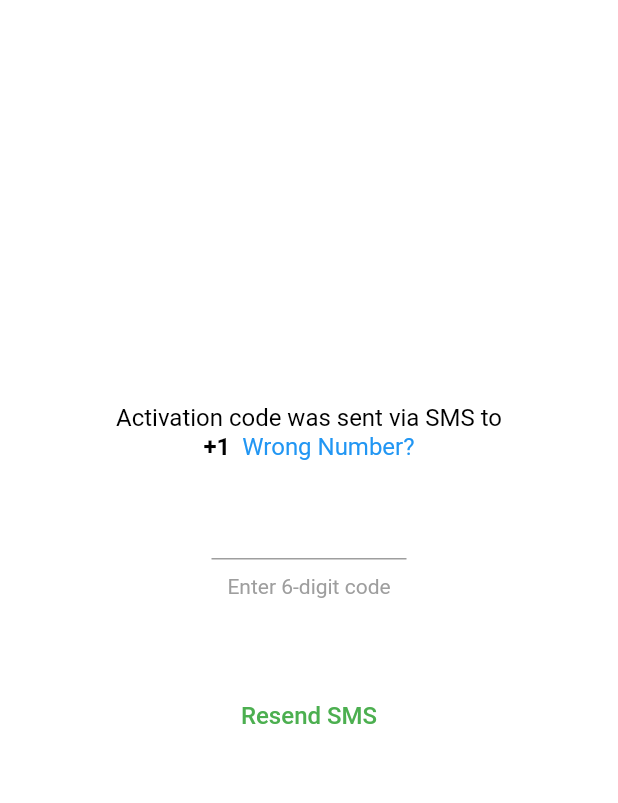
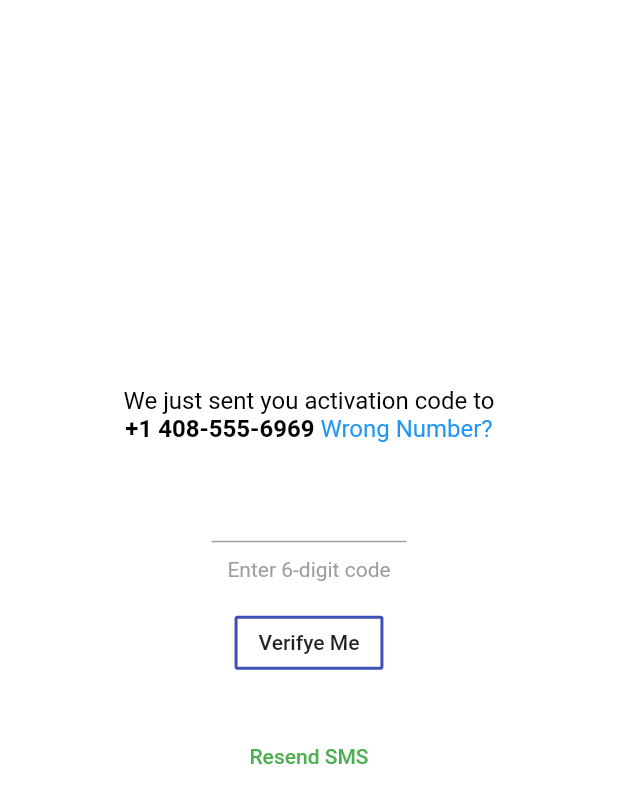
Before and after one commit to IliyaGogolev/events, a Flutter app: the screen it shows after launch, after a tap on "Send", on a phone screen of 412 x 824 dp. Shown: the top 803 px of the screen. Run offline on Flutter 3.47's test engine with Material 2 defaults, Android fonts, the phone set to English and light mode, and no system bars; our stand-ins replace contacts_service, firebase_auth, flutter_masked_text; accounts and stored records are empty.

Commit message:
Added verify sms code button Updated ios project

```diff
--- a/flutter/event2go/lib/application.dart
+++ b/flutter/event2go/lib/application.dart
@@ -2,12 +2,11 @@ import 'package:flutter/material.dart';
 import 'package:flutter/widgets.dart';
 
 import 'home_widget.dart';
-import 'login/ui/login.dart';
 import 'login/ui/signup.dart';
 
 class Application extends StatelessWidget {
   final routes = <String, WidgetBuilder>{
-    LoginWidget.tag: (context) => LoginWidget(),
+    SignupWidget.tag: (context) => SignupWidget(),
     HomeWidget.tag: (context) => HomeWidget(),
   };
 
--- a/flutter/event2go/lib/login/ui/enter_code.dart
+++ b/flutter/event2go/lib/login/ui/enter_code.dart
@@ -54,7 +54,7 @@ class EnterSmsCodeState extends State<EnterSmsCodeWidget> {
 
         ),
         children: <TextSpan>[
-          new TextSpan(text: 'Activation code was sent via SMS to \n'),
+          new TextSpan(text: 'We just sent you activation code to \n'),
           new TextSpan(text: '${widget.phoneNumber}', style: new TextStyle(fontWeight: FontWeight.bold)),
           new TextSpan(text: ' Wrong Number? ', style: new TextStyle(color: Colors.blue),
               recognizer: new TapGestureRecognizer()
@@ -73,15 +73,29 @@ class EnterSmsCodeState extends State<EnterSmsCodeWidget> {
       ],
     );
 
-    int maxLength = 6;
+    int codeMaxLength = 6;
+    String codeText;
 
-    final codeText = TextField(
+    final codeTextField = TextField(
         textAlign: TextAlign.center,
         keyboardType: TextInputType.number,
         controller: _controllerCode,
         onChanged: (String newVal) {
-          if(newVal.length == maxLength){
-              onCodeEntered();
+          if(newVal.length > codeMaxLength){
+            _controllerCode.value = new TextEditingValue(
+                text: codeText,
+                selection: new TextSelection(
+                    baseOffset: codeMaxLength,
+                    extentOffset: codeMaxLength,
+                    affinity: TextAffinity.downstream,
+                    isDirectional: false
+                ),
+                composing: new TextRange(
+                    start: 0, end: codeMaxLength
+                )
+            );
+          } else {
+            codeText = newVal;
           }
 
         },
@@ -121,29 +135,45 @@ class EnterSmsCodeState extends State<EnterSmsCodeWidget> {
     );
 
 
-    final codeTextField = Container(
+    final codeTextContainer = Container(
       width: 130.0,
-      child: codeText,
+      child: codeTextField,
     );
 
-    final loginButton = Padding(
-        padding: EdgeInsets.symmetric(vertical: 16.0),
-//        child: Material(
-//          elevation: 5.0,
-          child: FlatButton(
-//            minWidth: 200.0,
-//            height: 42.0,
-            onPressed: () {
+
+    var verifyButton = new Row(
+      crossAxisAlignment: CrossAxisAlignment.start,
+      mainAxisAlignment: MainAxisAlignment.center,
+      children: <Widget>[
+        new OutlineButton(
+//          borderSide: BorderSide(width: 2.0),
+            child: Text('Verifye Me'),
+            color: Colors.blue,
+            borderSide: new BorderSide(color: Colors.indigo, width: 2.0),
+            onPressed: (() {
+              onVerifyCodeButtonClicked();
+            }))
+      ],
+    );
+
+
+    var resendCodeButton = new Row(
+      crossAxisAlignment: CrossAxisAlignment.start,
+      mainAxisAlignment: MainAxisAlignment.center,
+      children: <Widget>[
+        new MaterialButton(
+//          borderSide: BorderSide(width: 2.0),
+            child: Text('Resend SMS'),
+//            color: Colors.blue,
+            textColor: Colors.green,
+//            borderSide: new BorderSide(color: Colors.green, width: 2.0),
+            onPressed: (() {
+              print("Resend sms / code");
               onResendSmsButtonClicked();
+            })),
 
-              print("Resend");
-            },
-            child: Text(
-              'Resend SMS',
-              style: TextStyle(color: Colors.green, fontSize: 16.0),
-            ),
-//          ),
-        ));
+      ],
+    );
 
 // todo    https://stackoverflow.com/questions/47065098/how-work-with-progress-indicator-in-flutter
 
@@ -160,13 +190,15 @@ class EnterSmsCodeState extends State<EnterSmsCodeWidget> {
                        crossAxisAlignment: CrossAxisAlignment.center,
                        mainAxisAlignment: MainAxisAlignment.center,
                       children: <Widget>[
-                        codeTextField,
+                        codeTextContainer,
                         SizedBox(height: 10.0),
                         codeTextHint
                       ]
                    ),
-                  SizedBox(height: 38.0),
-                  loginButton,
+                  SizedBox(height: 17.0),
+                   verifyButton,
+                   SizedBox(height: 28.0),
+                  resendCodeButton,
                   SizedBox(height: 38.0),
 
                 ],
@@ -206,4 +238,10 @@ class EnterSmsCodeState extends State<EnterSmsCodeWidget> {
   void onCodeEntered() {
     domain.sendCode(widget.verificationId, _controllerCode.text);
   }
+
+  void onVerifyCodeButtonClicked() {
+    domain.sendCode(widget.verificationId, _controllerCode.text);
+  }
+
+
 }
--- a/flutter/event2go/lib/login/ui/signup.dart
+++ b/flutter/event2go/lib/login/ui/signup.dart
@@ -6,8 +6,8 @@ import 'package:flutter_masked_text/flutter_masked_text.dart';
 //https://medium.com/@boldijar.paul/comboboxes-in-flutter-cabc9178cc95
 
 class SignupWidget extends StatefulWidget {
-//  List<String> _countrycodes = ["+65", "+91"];
-//  List<String> _colors = ['', 'red', 'green', 'blue', 'orange'];
+
+  static String tag = 'signup-widget';
 
   var domain = new SendPhoneNumberUseCase();
 
@@ -29,7 +29,8 @@ class SignupPageState extends State<SignupWidget> {
   String _currentCity;
 
   TextEditingController _controllerCode = new TextEditingController();
-  MaskedTextController _controllerPhone = new MaskedTextController(mask: '(000) 000-0000');
+  TextEditingController _controllerPhone = new MaskedTextController(mask: '(000) 000-0000');
+//  TextEditingController _controllerPhone = new TextEditingController();
   String _selectedCountryName;
 
   List<DropdownMenuItem<String>> getDropDownMenuItems() {
@@ -141,11 +142,17 @@ class SignupPageState extends State<SignupWidget> {
           }
 
         },
+        style: new TextStyle(
+            fontSize: 18.0,
+            color: Colors.black
+        ),
       autofocus: false,
 //      initialValue: '1',
+      textAlign: TextAlign.center,
       decoration: InputDecoration(
+
         hintText: '',
-        contentPadding: EdgeInsets.fromLTRB(0.0, 10.0, 20.0, 0.0),
+        contentPadding: EdgeInsets.fromLTRB(0.0, 10.0, 0.0, 0.0),
 //        border: OutlineInputBorder(borderRadius: BorderRadius.circular(32.0)),
         border: UnderlineInputBorder(),
       )
@@ -160,6 +167,10 @@ class SignupPageState extends State<SignupWidget> {
         controller: _controllerPhone,
         keyboardType: TextInputType.number,
         autofocus: false,
+        style: new TextStyle(
+          fontSize: 18.0,
+          color: Colors.black
+        ),
         decoration: InputDecoration(
           hintText: 'phone number',
           contentPadding: EdgeInsets.fromLTRB(0.0, 10.0, 20.0, 0.0),
@@ -170,38 +181,25 @@ class SignupPageState extends State<SignupWidget> {
 //          LengthLimitingTextInputFormatter.digitsOnly,
 //        ]
     );
+    _controllerPhone.text = "408-555-6969";
 
 
-    final test = Container(
+    final inputRowContainer = Container(
         child: Row(
+            mainAxisAlignment: MainAxisAlignment.center,
             children: <Widget>[
-//              Expanded(
-//                  child: Column(
-//                    crossAxisAlignment: CrossAxisAlignment.start,
-//                    children: [
-//
-//                      codeTextField,
-//                    ],
-//                  ),
-//              )
-//        Expanded(
-//
-//              child:Container(
-//                width: 30.0,
-//                child: codeTextField,
-//              )),
-//              Text("+", textAlign: TextAlign.justify, ),
               new Container(
                   padding: EdgeInsets.only(top: 8.0),
                   child: new Text(
                       '+',
                       style: new TextStyle(
                         fontFamily: 'Roboto',
+                        fontSize: 18.0
                       )
                   )
               ),
               Container(
-                width: 60.0,
+                width: 50.0,
                 child: codeTextField,
               ),
               SizedBox(width: 18.0),
@@ -230,16 +228,9 @@ class SignupPageState extends State<SignupWidget> {
             Center(
               child: cities,
             ),
-//                email,
-//                SizedBox(height: 18.0),
-//                password,
-//                SizedBox(height: 18.0),
-//                passwordConfirmation,
-//                SizedBox(height: 18.0),
-//                 countryCode,
+
             SizedBox(height: 18.0),
-//            codeTextField,
-            test,
+            inputRowContainer,
             SizedBox(height: 18.0),
             loginButton,
             SizedBox(height: 38.0),
@@ -250,9 +241,16 @@ class SignupPageState extends State<SignupWidget> {
 //  validator: _validatePhoneNumber,
   String _validatePhoneNumber(String value) {
 //    _formWasEdited = true;
-    final RegExp phoneExp = new RegExp(r'^\(\d\d\d\) \d\d\d\-\d\d\d\d$');
-    if (!phoneExp.hasMatch(value))
-      return '(###) ###-#### - Enter a US phone number.';
+//    final RegExp phoneExp = new RegExp(r'^\(\d\d\d\) \d\d\d\-\d\d\d\d$');
+//    if (!phoneExp.hasMatch(value))
+//      return '(###) ###-#### - Enter a US phone number.';
+
+    final RegExp phoneExp = new RegExp("(\\+[0-9]+[\\- \\.]*)?"        // +<digits><sdd>*
+        + "(\\([0-9]+\\)[\\- \\.]*)?"   // (<digits>)<sdd>*
+        + "([0-9][0-9\\- \\.]+[0-9])"); // <digit><digit|sdd>+<digit>
+    if (!phoneExp.hasMatch(value) || value.length <= 7)
+      return 'Enter a valid phone number.';
+
     return null;
   }
 
@@ -278,14 +276,46 @@ class SignupPageState extends State<SignupWidget> {
     phoneNumber = phoneNumber.replaceAll("-", "");
     phoneNumber = phoneNumber.replaceAll(" ", "");
     print("phone number: $phoneNumber");
-    widget.domain.testVerifyPhoneNumber(phoneNumber);
 
-    var route = new MaterialPageRoute(
-        builder: (BuildContext context) =>
-        new EnterSmsCodeWidget(phoneNumber : formattedPhoneNumber, verificationId: widget.domain.verificationId)
+    var error = _validatePhoneNumber(phoneNumber);
+    if (error == null) {
+      widget.domain.testVerifyPhoneNumber(phoneNumber);
+
+      var route = new MaterialPageRoute(
+          builder: (BuildContext context) =>
+          new EnterSmsCodeWidget(phoneNumber: formattedPhoneNumber,
+              verificationId: widget.domain.verificationId)
+      );
+
+      Navigator.of(context).push(route);
+    } else {
+      _openNewInputPopup(error);
+    }
+  }
+
+  void _openNewInputPopup(String text) {
+    print("popup will open");
+
+    AlertDialog dialog = new AlertDialog(
+        content: new SingleChildScrollView(
+          child: new Column(
+            children: <Widget>[
+              new Text(text,
+                style: new TextStyle(fontSize: 18.0),),
+            ],
+          ),
+        ),
+
+        actions: <Widget> [
+          new FlatButton(onPressed: () {
+            Navigator.of(context).pop();
+          }, child: new Text('Ok')),
+
+        ]
     );
 
-    Navigator.of(context).push(route);
+
+    showDialog(context: context, child: dialog);
   }
 
 }
--- a/flutter/event2go/lib/main.dart
+++ b/flutter/event2go/lib/main.dart
@@ -1,7 +1,8 @@
 import 'package:event2go/application.dart';
 import 'package:flutter/material.dart';
 import 'package:contacts_service/contacts_service.dart';
-import 'login/ui/login.dart';
+//import 'login/ui/login.dart';
+import 'login/ui/signup.dart';
 
 //void main() => runApp(new DemoApp());
 void main() => runApp(new Application());
@@ -13,7 +14,8 @@ class DemoApp extends StatelessWidget{
         routes: <String, WidgetBuilder>{
           '/add': (BuildContext context) => new _AddContactPage()
         },
-        home: LoginWidget()
+//        home: LoginWidget()
+        home: SignupWidget()
     );
   }
 }
```
Also changed, not shown: flutter/event2go/lib/login/ui/login.dart (deleted, +0 -95 lines), flutter/event2go/pubspec.yaml (+11 -0 lines), 47 other files.
